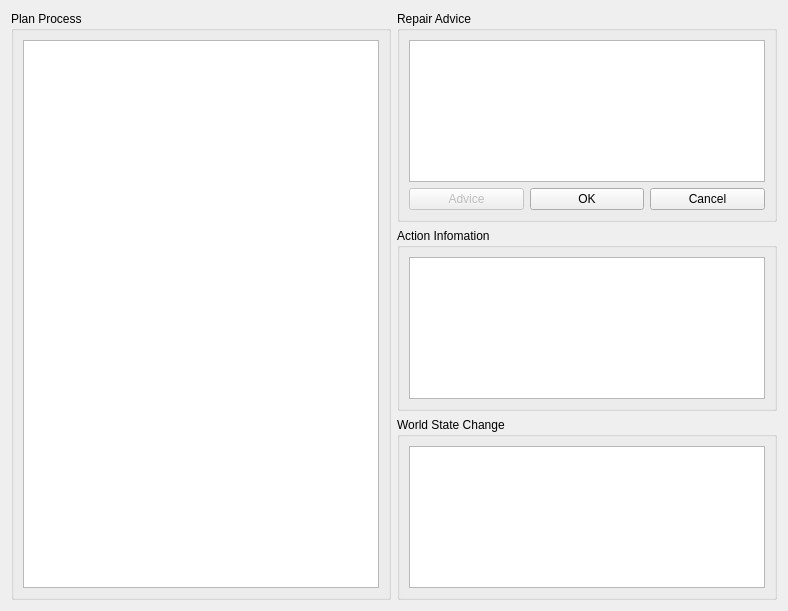
First picture: the form in KAVI/forms/PlanValidationDialog.ui, repository xuanjianwu/KAVI, before the edit.
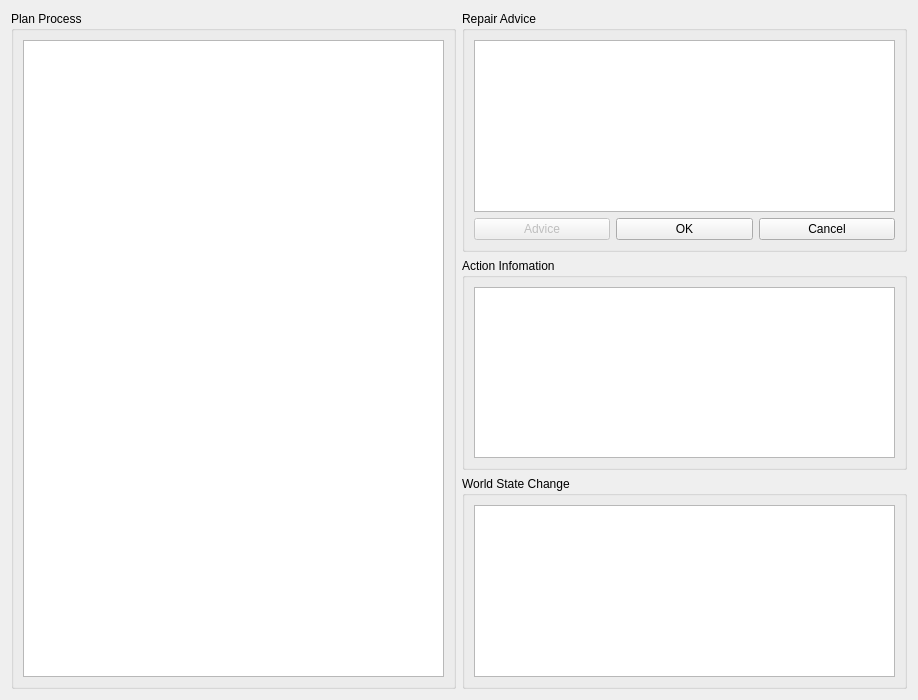
Second picture: the form after the edit.

Patch:
```diff
--- a/KAVI/forms/PlanValidationDialog.ui
+++ b/KAVI/forms/PlanValidationDialog.ui
@@ -6,8 +6,8 @@
    <rect>
     <x>0</x>
     <y>0</y>
-    <width>788</width>
-    <height>611</height>
+    <width>918</width>
+    <height>700</height>
    </rect>
   </property>
   <property name="windowTitle">
```
Left out of the diff: 32 changed lines with no effect on the pictures.
